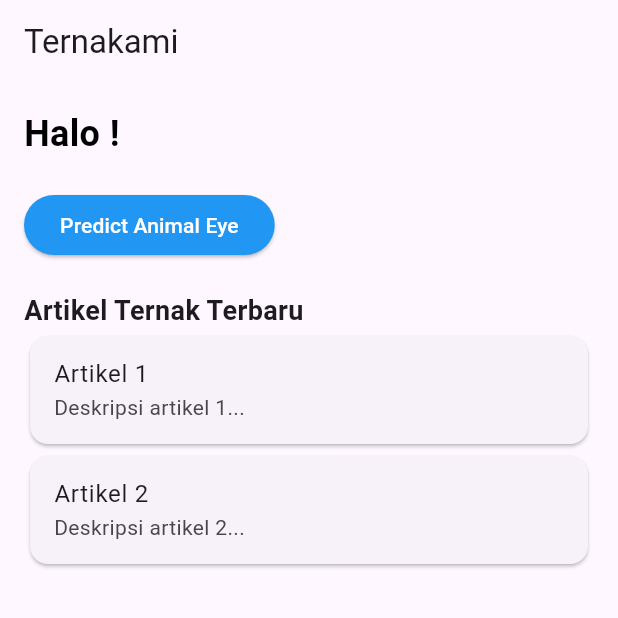
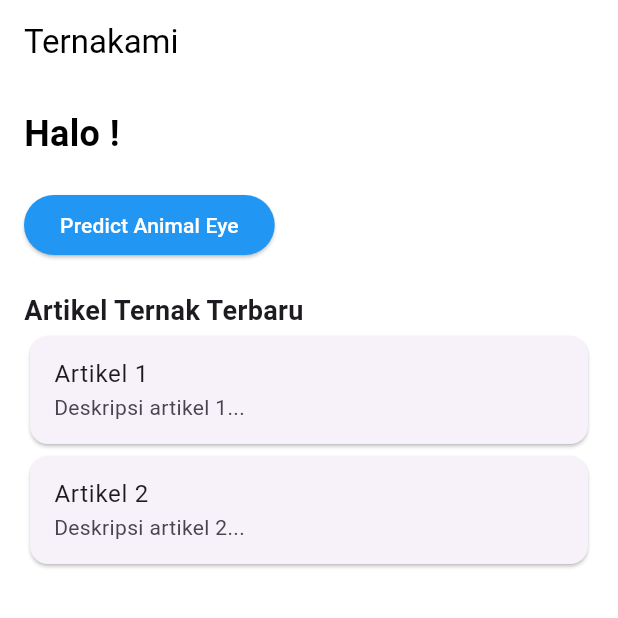
Before and after one commit to daffatgi02/frontend-ternakami, a Flutter app: the HomeScreen screen opened directly with empty values, on a phone screen of 412 x 824 dp, the top half of it. Run offline on Flutter 3.47's test engine with Material 3 defaults, Android fonts, the light colour scheme and no system bars; our stand-ins replace another_flutter_splash_screen, camera, dio, image_picker; missing offline and left inert: crop.

Commit message:
change white color

```diff
--- a/lib/screens/home_screen.dart
+++ b/lib/screens/home_screen.dart
@@ -43,7 +43,15 @@ class _HomeScreenState extends State<HomeScreen> {
   @override
   Widget build(BuildContext context) {
     return Scaffold(
-      appBar: AppBar(title: const Text('Ternakami')),
+      backgroundColor: Colors.white,
+      appBar: AppBar(
+        backgroundColor: Colors.white,
+        title: const Text(
+          'Ternakami',
+          style: TextStyle(color: Colors.black),
+        ),
+        iconTheme: const IconThemeData(color: Colors.black),
+      ),
       body: PageView(
         controller: _pageController,
         onPageChanged: (index) {
@@ -61,6 +69,7 @@ class _HomeScreenState extends State<HomeScreen> {
         ],
       ),
       bottomNavigationBar: BottomNavigationBar(
+        backgroundColor: Colors.white,
         currentIndex: _selectedIndex,
         items: const [
           BottomNavigationBarItem(icon: Icon(Icons.home), label: 'Home'),
--- a/lib/screens/profile_screen.dart
+++ b/lib/screens/profile_screen.dart
@@ -61,6 +61,7 @@ class _ProfileScreenState extends State<ProfileScreen> {
   @override
   Widget build(BuildContext context) {
     return Scaffold(
+      backgroundColor: Colors.white,
       body: RefreshIndicator(
         onRefresh: _refreshData,
         child: SingleChildScrollView(
```
